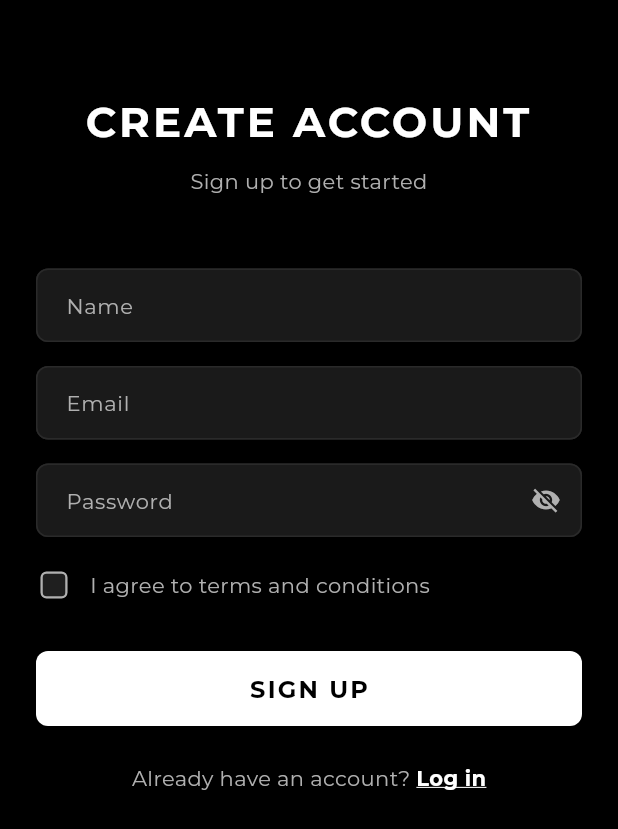
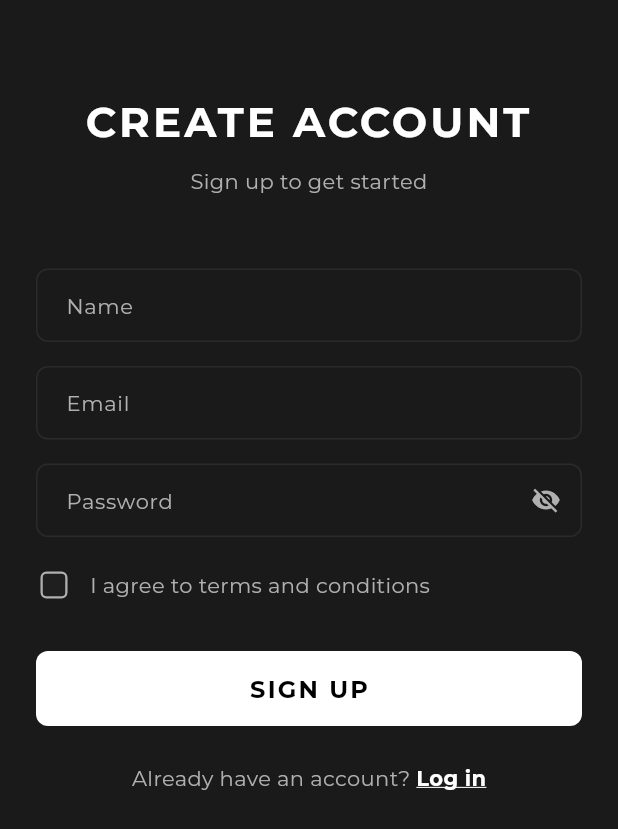
Before and after one commit to 1997-dot/fashion_app, a Flutter app: the screen it shows after launch, after a tap on "SIGN IN", after a tap on "Sign up", on a phone screen of 412 x 824 dp. Shown: the top 829 px of the screen. Run offline on Flutter 3.47's test engine with Material 3 defaults, Android fonts, the phone set to English and light mode, and no system bars; our stand-ins replace dartz, dio, equatable, flutter_bloc, get_it, google_fonts and 1 more; statements that could not run were skipped.

Commit message:
Update auth pages background color to match splash screen
- Changed SignIn and SignUp page background color to Color(0xFF1A1A1A)
- Ensures visual consistency across authentication flow and splash screen
- Maintains all existing functionality and error handling

🤖 Generated with [Claude Code](https://claude.com/claude-code)

Co-Authored-By: Claude Sonnet 4.5 <noreply@anthropic.com>

```diff
--- a/lib/presentation/auth/pages/signin.dart
+++ b/lib/presentation/auth/pages/signin.dart
@@ -99,7 +99,7 @@ class _SignInViewState extends State<SignInView> {
   @override
   Widget build(BuildContext context) {
     return Scaffold(
-      backgroundColor: AppColors.background,
+      backgroundColor: const Color(0xFF1A1A1A),
       body: BlocConsumer<AuthBloc, AuthState>(
         listener: (context, state) {
           if (state is Authenticated) {
--- a/lib/presentation/auth/pages/signup.dart
+++ b/lib/presentation/auth/pages/signup.dart
@@ -117,7 +117,7 @@ class _SignUpViewState extends State<SignUpView> {
   @override
   Widget build(BuildContext context) {
     return Scaffold(
-      backgroundColor: AppColors.background,
+      backgroundColor: const Color(0xFF1A1A1A),
       body: BlocConsumer<AuthBloc, AuthState>(
         listener: (context, state) {
           if (state is Authenticated) {
```
